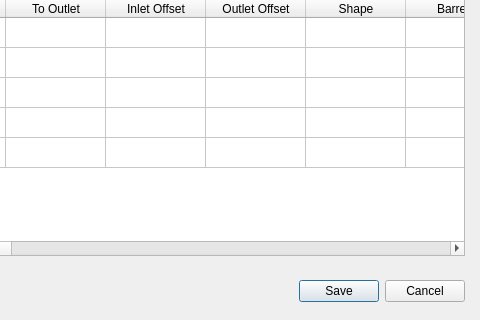
Above: flo2d/ui/conduits.ui from FLO-2DSoftware/qgis-flo-2d-plugin before the change; both pictures show x 226 to 706 and y 335 to 655 of the 706 by 655 pixel window. Below: the same form after it.
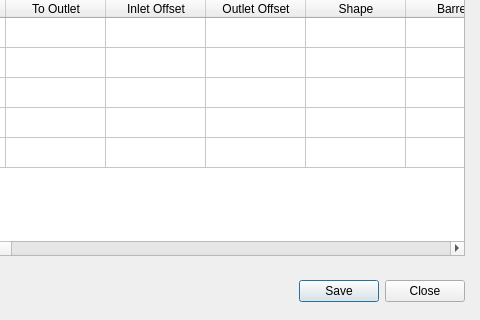
That is the form after the change.

```diff
--- a/flo2d/ui/conduits.ui
+++ b/flo2d/ui/conduits.ui
@@ -26,7 +26,7 @@
     <enum>Qt::Horizontal</enum>
    </property>
    <property name="standardButtons">
-    <set>QDialogButtonBox::Cancel|QDialogButtonBox::Save</set>
+    <set>QDialogButtonBox::Close|QDialogButtonBox::Save</set>
    </property>
   </widget>
   <widget class="QLabel" name="label">
```
